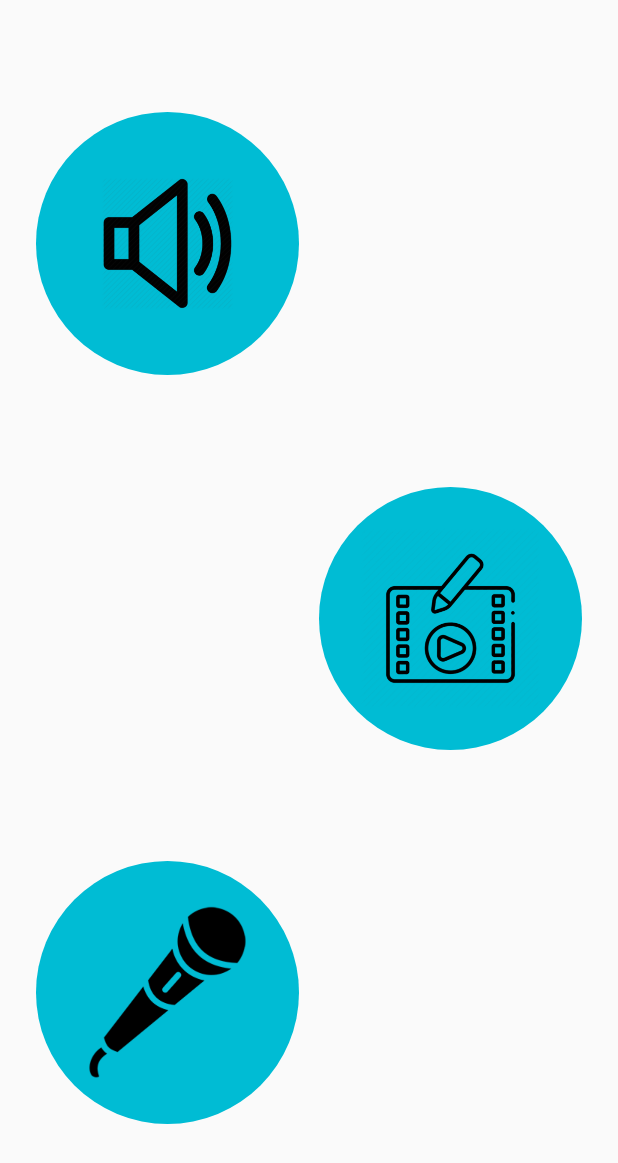
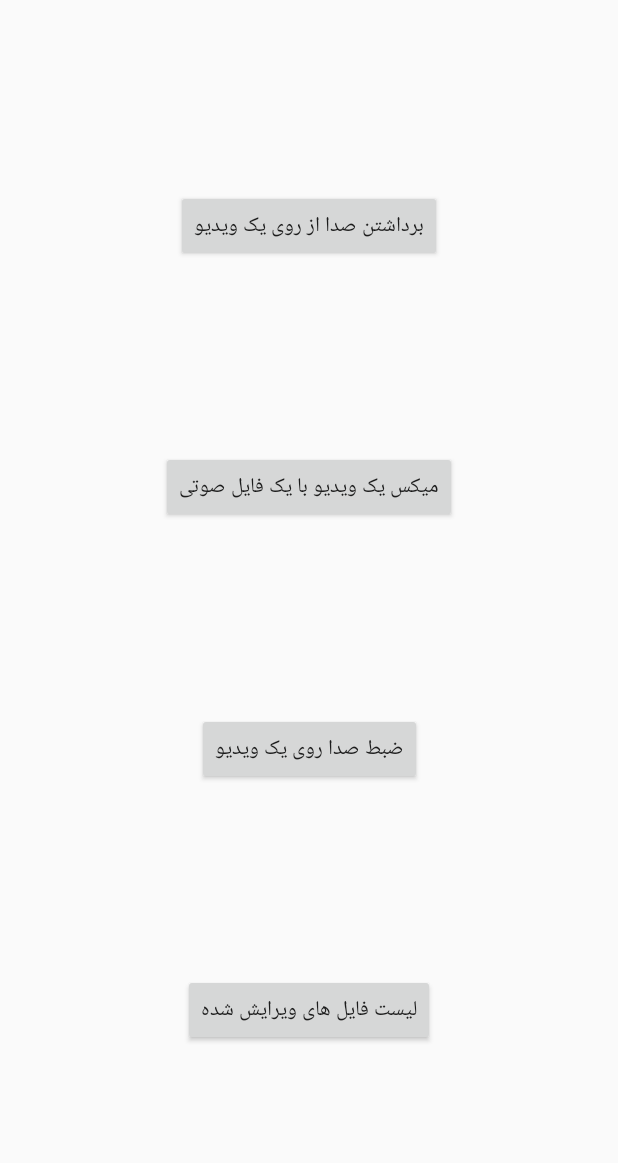
Before and after one commit to mash-reza/MediaMaster, an Android app: the screen it shows after launch (MainActivity), on a phone screen of 412 x 824 dp. Shown: the top 1163 px of the screen. Run offline under Robolectric (Android 15) with nearby library versions, the phone set to English and light mode, and no system bars; libraries missing offline, so code that uses them is left out: com.github.hiteshsondhi88.libffmpeg; 1 statement that could not run was skipped.

Commit message:
mix - ui fixed, bugs of audio controller with lifecycle

```diff
--- a/app/src/main/java/com/example/dubsmashmixer/activity/MainActivity.java
+++ b/app/src/main/java/com/example/dubsmashmixer/activity/MainActivity.java
@@ -25,9 +25,9 @@ import com.google.android.material.canvas.CanvasCompat;
 public class MainActivity extends AppCompatActivity {
     private static final String TAG = "MainActivity";
 
-    ImageButton dubSmash;
-    ImageButton mix;
-    ImageButton dub;
+    Button dubSmash;
+    Button mix;
+    Button dub;
 
     @Override
     protected void onCreate(Bundle savedInstanceState) {
--- a/app/src/main/res/drawable/load_icon.xml
+++ b/app/src/main/res/drawable/load_icon.xml
@@ -1,5 +1,5 @@
 <vector android:height="24dp" android:tint="#FFFFFF"
     android:viewportHeight="24.0" android:viewportWidth="24.0"
     android:width="24dp" xmlns:android="http://schemas.android.com/apk/res/android">
-    <path android:fillColor="#FF000000" android:pathData="M18,2h-8L4.02,8 4,20c0,1.1 0.9,2 2,2h12c1.1,0 2,-0.9 2,-2L20,4c0,-1.1 -0.9,-2 -2,-2zM12,8h-2L10,4h2v4zM15,8h-2L13,4h2v4zM18,8h-2L16,4h2v4z"/>
+    <path android:fillColor="#FF000000" android:pathData="M16.5,6v11.5c0,2.21 -1.79,4 -4,4s-4,-1.79 -4,-4V5c0,-1.38 1.12,-2.5 2.5,-2.5s2.5,1.12 2.5,2.5v10.5c0,0.55 -0.45,1 -1,1s-1,-0.45 -1,-1V6H10v9.5c0,1.38 1.12,2.5 2.5,2.5s2.5,-1.12 2.5,-2.5V5c0,-2.21 -1.79,-4 -4,-4S7,2.79 7,5v12.5c0,3.04 2.46,5.5 5.5,5.5s5.5,-2.46 5.5,-5.5V6h-1.5z"/>
 </vector>
--- /dev/null
+++ b/app/src/main/res/drawable/share_icon.xml
@@ -0,0 +1,5 @@
+<vector android:height="24dp" android:tint="#FFFFFF"
+    android:viewportHeight="24.0" android:viewportWidth="24.0"
+    android:width="24dp" xmlns:android="http://schemas.android.com/apk/res/android">
+    <path android:fillColor="#FF000000" android:pathData="M18,16.08c-0.76,0 -1.44,0.3 -1.96,0.77L8.91,12.7c0.05,-0.23 0.09,-0.46 0.09,-0.7s-0.04,-0.47 -0.09,-0.7l7.05,-4.11c0.54,0.5 1.25,0.81 2.04,0.81 1.66,0 3,-1.34 3,-3s-1.34,-3 -3,-3 -3,1.34 -3,3c0,0.24 0.04,0.47 0.09,0.7L8.04,9.81C7.5,9.31 6.79,9 6,9c-1.66,0 -3,1.34 -3,3s1.34,3 3,3c0.79,0 1.5,-0.31 2.04,-0.81l7.12,4.16c-0.05,0.21 -0.08,0.43 -0.08,0.65 0,1.61 1.31,2.92 2.92,2.92 1.61,0 2.92,-1.31 2.92,-2.92s-1.31,-2.92 -2.92,-2.92z"/>
+</vector>
--- a/app/src/main/res/layout/activity_main.xml
+++ b/app/src/main/res/layout/activity_main.xml
@@ -4,42 +4,45 @@
     xmlns:tools="http://schemas.android.com/tools"
     android:layout_width="match_parent"
     android:layout_height="match_parent"
-    tools:context=".activity.MainActivity"
-    app:layout_behavior="@string/appbar_scrolling_view_behavior">
+    app:layout_behavior="@string/appbar_scrolling_view_behavior"
+    tools:context=".activity.MainActivity">
 
-    <ImageButton
+    <Button
         android:id="@+id/dubSmash"
-        android:layout_width="175dp"
-        android:layout_height="175dp"
-        android:src="@drawable/audiocrop"
-        android:scaleType="fitXY"
-        android:background="@drawable/button_background_primary"
-        android:layout_marginStart="@dimen/large_margin"
+        android:layout_width="wrap_content"
+        android:layout_height="wrap_content"
+        android:text="برداشتن صدا از روی یک ویدیو"
         app:layout_constraintBottom_toTopOf="@+id/voiceMix"
+        app:layout_constraintEnd_toEndOf="parent"
         app:layout_constraintStart_toStartOf="parent"
         app:layout_constraintTop_toTopOf="parent" />
 
-    <ImageButton
-        android:src="@drawable/mix"
+    <Button
         android:id="@+id/voiceMix"
-        android:layout_width="175dp"
-        android:layout_height="175dp"
-        android:scaleType="fitXY"
-        android:layout_marginEnd="@dimen/large_margin"
+        android:layout_width="wrap_content"
+        android:layout_height="wrap_content"
+        android:text="میکس یک ویدیو با یک فایل صوتی"
         app:layout_constraintBottom_toTopOf="@id/dubbing"
         app:layout_constraintEnd_toEndOf="parent"
-        app:layout_constraintTop_toBottomOf="@+id/dubSmash"
-        android:background="@drawable/button_background_primary"/>
+        app:layout_constraintStart_toStartOf="parent"
+        app:layout_constraintTop_toBottomOf="@+id/dubSmash" />
 
-    <ImageButton
-        android:background="@drawable/button_background_primary"
-        android:src="@drawable/dub"
-        android:scaleType="fitCenter"
+    <Button
         android:id="@+id/dubbing"
-        android:layout_width="175dp"
-        android:layout_height="175dp"
-        android:layout_marginStart="@dimen/large_margin"
-        app:layout_constraintBottom_toBottomOf="parent"
+        android:layout_width="wrap_content"
+        android:layout_height="wrap_content"
+        android:text="ضبط صدا روی یک ویدیو"
+        app:layout_constraintBottom_toTopOf="@+id/history"
+        app:layout_constraintEnd_toEndOf="parent"
         app:layout_constraintStart_toStartOf="parent"
         app:layout_constraintTop_toBottomOf="@+id/voiceMix" />
+    <Button
+        android:id="@+id/history"
+        android:layout_width="wrap_content"
+        android:layout_height="wrap_content"
+        android:text="لیست فایل های ویرایش شده"
+        app:layout_constraintBottom_toBottomOf="parent"
+        app:layout_constraintEnd_toEndOf="parent"
+        app:layout_constraintStart_toStartOf="parent"
+        app:layout_constraintTop_toBottomOf="@+id/dubbing" />
 </androidx.constraintlayout.widget.ConstraintLayout>
```
Also changed, not shown: app/build.gradle (+0 -9 lines), app/src/main/java/com/example/dubsmashmixer/activity/Dub.java (+20 -8 lines), app/src/main/java/com/example/dubsmashmixer/activity/Mix.java (+108 -125 lines), app/src/main/res/layout/activity_dub.xml (+20 -0 lines), app/src/main/res/layout/activity_mix.xml (+71 -47 lines), app/src/main/res/layout/activity_mixed.xml (+11 -0 lines), app/src/main/res/values/strings.xml (+8 -4 lines), 1 other file.
